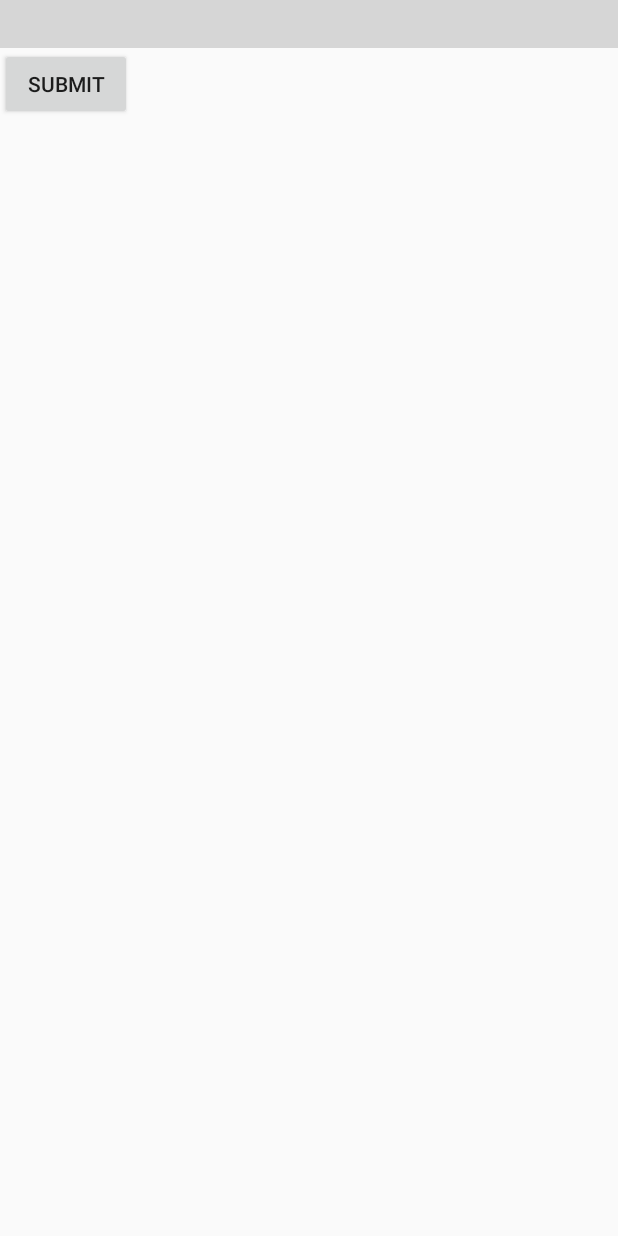
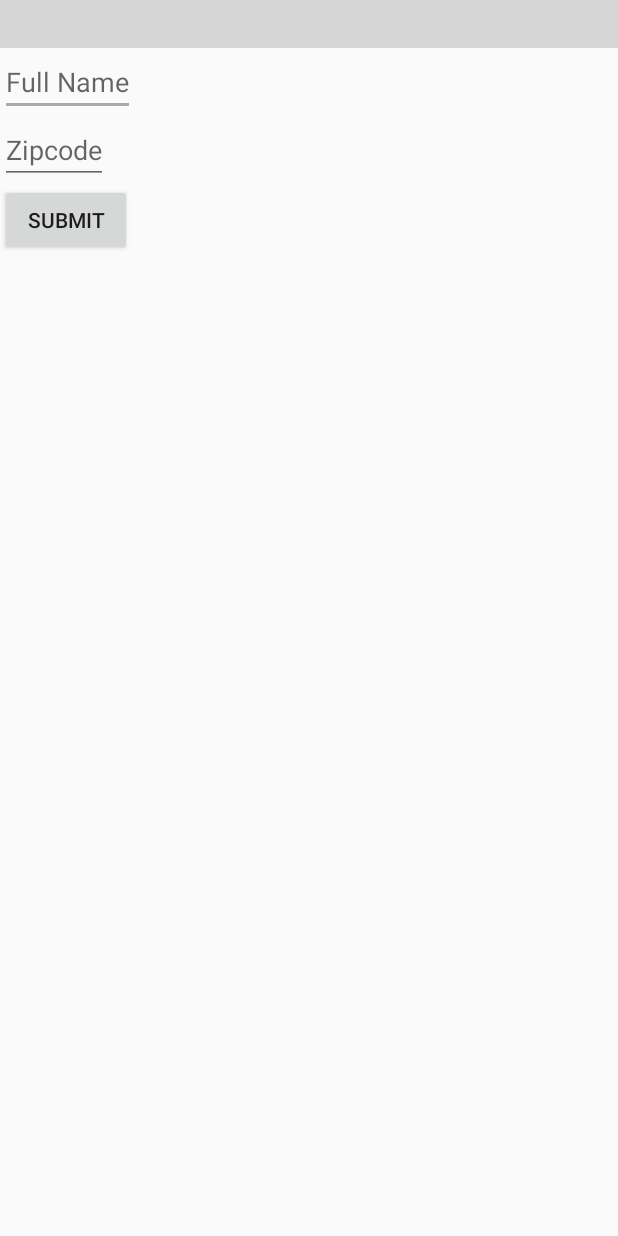
Before and after one commit to claudialuclaudia/Borrow-Android-App, an Android app: the StripeActivity2 screen opened directly, with no data from a screen before it, on a phone screen of 412 x 824 dp. Run offline under Robolectric (Android 15) with nearby library versions, the phone set to English and light mode, and no system bars; libraries missing offline, so code that uses them is left out: com.stripe.android; plain views replace CardInputWidget; 1 statement that could not run was skipped; grey boxes are pictures that could not be loaded.

Commit message:
more stripe info

```diff
--- a/app/src/main/java/cash/borrow/android/StripeActivity2.java
+++ b/app/src/main/java/cash/borrow/android/StripeActivity2.java
@@ -4,6 +4,7 @@ import android.support.v7.app.AppCompatActivity;
 import android.os.Bundle;
 import android.view.View;
 import android.widget.Button;
+import android.widget.EditText;
 import android.widget.Toast;
 
 import com.stripe.android.TokenCallback;
@@ -14,30 +15,32 @@ import com.stripe.android.Stripe;
 
 public class StripeActivity2 extends AppCompatActivity {
 
-    Button submitButton;
-    CardInputWidget mCardInputWidget;
+    private CardInputWidget mCardInputWidget;
+    private EditText customerName;
+    private EditText zipcode;
+    private Button submitButton;
 
     @Override
     protected void onCreate(Bundle savedInstanceState) {
         super.onCreate(savedInstanceState);
         setContentView(R.layout.activity_stripe2);
 
+        mCardInputWidget = findViewById(R.id.card_input_widget);
         submitButton = findViewById(R.id.submit);
-        mCardInputWidget = (CardInputWidget) findViewById(R.id.card_input_widget);
-
-//        if (cardToSave == null) {
-//            mErrorDialogHandler.showError("Invalid Card Data");
-//            Toast.makeText(this, "Invalid Card Data", Toast.LENGTH_SHORT).show();
-//            return;
-//        }
-
-//        cardToSave.setName("Customer Name");
-//        cardToSave.setAddressZip("12345");
+        customerName = findViewById(R.id.customer_name);
+        zipcode = findViewById(R.id.zip_code);
 
         submitButton.setOnClickListener(new View.OnClickListener() {
             @Override
             public void onClick(View view) {
                 Card cardToSave = mCardInputWidget.getCard();
+                cardToSave.setName(customerName.getText().toString().trim());
+                cardToSave.setAddressZip(zipcode.getText().toString().trim());
+                if (cardToSave == null) {
+//                    mErrorDialogHandler.showError("Invalid Card Data");
+                    Toast.makeText(StripeActivity2.this, "Invalid Card Data", Toast.LENGTH_SHORT).show();
+                    return;
+                }
 //                Toast.makeText(StripeActivity2.this, "click!", Toast.LENGTH_SHORT).show();
                 Stripe stripe = new Stripe(StripeActivity2.this, "pk_test_6pRNASCoBOKtIshFeQd4XMUh");
                 stripe.createToken(
@@ -45,7 +48,7 @@ public class StripeActivity2 extends AppCompatActivity {
                         new TokenCallback() {
                             public void onSuccess(Token token) {
                                 // Send token to your server
-                                Toast.makeText(StripeActivity2.this, "Success!", Toast.LENGTH_SHORT).show();
+                                Toast.makeText(StripeActivity2.this, token.getCard().toString(), Toast.LENGTH_SHORT).show();
                             }
                             public void onError(Exception error) {
                                 // Show localized error message
--- a/app/src/main/res/layout/activity_stripe2.xml
+++ b/app/src/main/res/layout/activity_stripe2.xml
@@ -12,11 +12,26 @@
         android:layout_height="wrap_content"
         />
 
+    <EditText
+    android:id="@+id/customer_name"
+    android:hint="Full Name"
+    android:layout_width="wrap_content"
+    android:layout_height="wrap_content"
+        app:layout_constraintTop_toBottomOf="@+id/card_input_widget"/>
+
+    <EditText
+    android:id="@+id/zip_code"
+    android:hint="Zipcode"
+    android:layout_width="wrap_content"
+    android:layout_height="wrap_content"
+    app:layout_constraintTop_toBottomOf="@+id/customer_name"/>
+
+
     <Button
         android:id="@+id/submit"
         android:text="submit"
         android:layout_width="wrap_content"
         android:layout_height="wrap_content"
-        app:layout_constraintTop_toBottomOf="@+id/card_input_widget"/>
+        app:layout_constraintTop_toBottomOf="@+id/zip_code"/>
 
 </android.support.constraint.ConstraintLayout>
```
